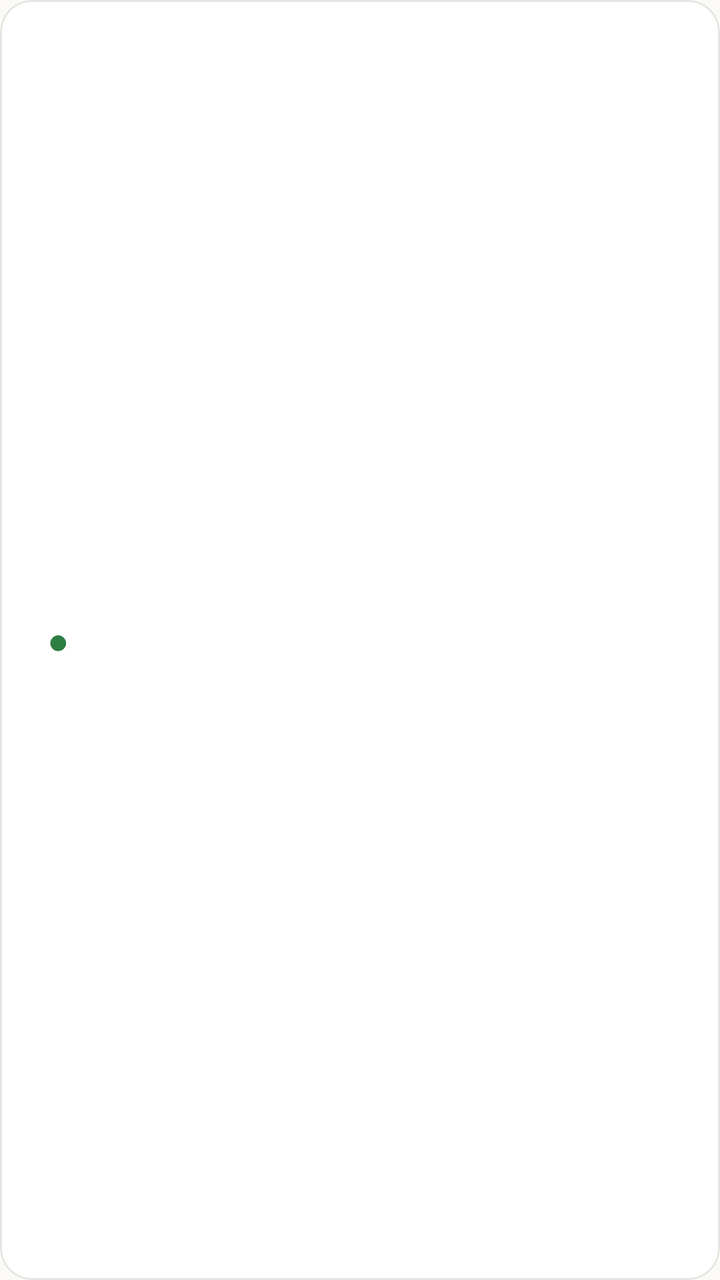
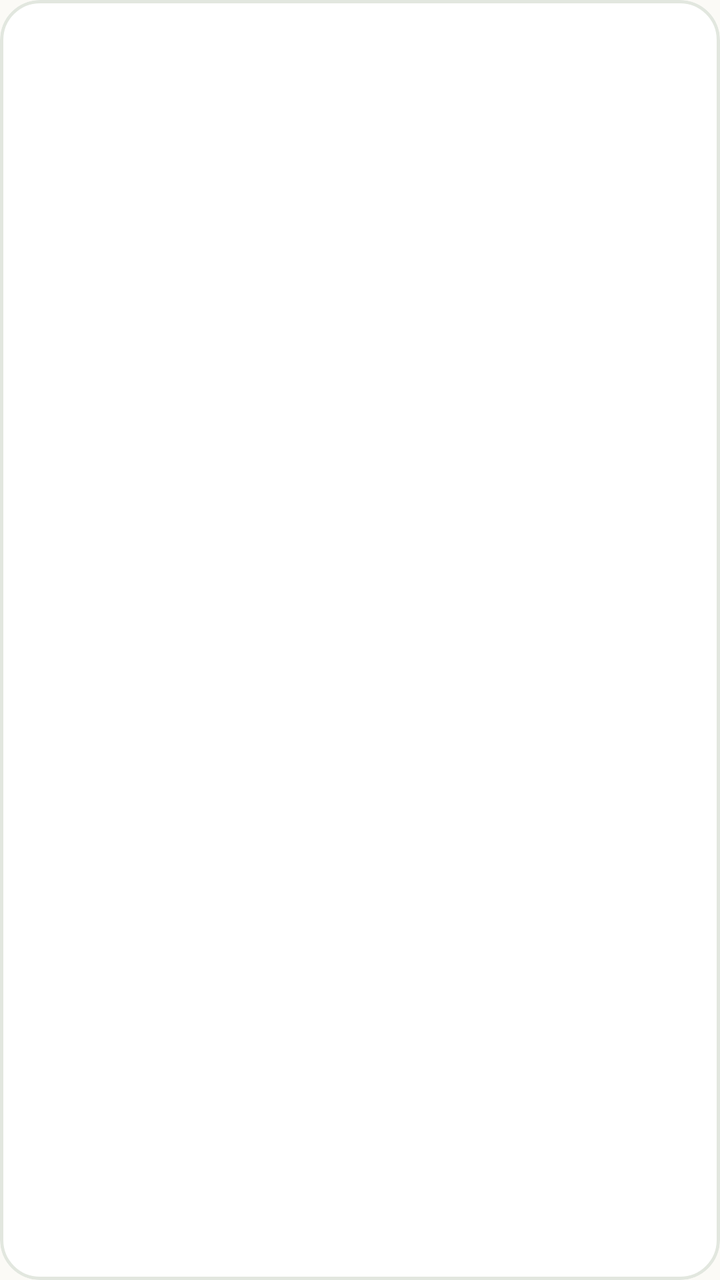

Screens rendered from an Android XML layout before and after an edit, with the pre-edit source and the edit as a unified diff.
<!-- AndroidManifest.xml: application theme Theme.Masrouf1 -->
<!-- res/layout/item_category.xml -->
<?xml version="1.0" encoding="utf-8"?>
<com.google.android.material.card.MaterialCardView xmlns:android="http://schemas.android.com/apk/res/android" xmlns:app="http://schemas.android.com/apk/res-auto" android:layout_width="match_parent" android:layout_height="76dp" android:layout_margin="5dp" app:cardBackgroundColor="@color/alabaster" app:cardCornerRadius="16dp" app:strokeColor="@color/card_border" app:strokeWidth="1dp">
    <LinearLayout android:id="@+id/category_item_root" android:layout_width="match_parent" android:layout_height="match_parent" android:gravity="center_vertical" android:orientation="horizontal" android:paddingHorizontal="12dp">
        <TextView android:id="@+id/category_item_icon" android:layout_width="34dp" android:layout_height="34dp" android:gravity="center" android:text="●" android:textColor="@color/emerald" android:textSize="18sp" />
        <LinearLayout android:layout_width="0dp" android:layout_height="wrap_content" android:layout_weight="1" android:orientation="vertical">
            <TextView android:id="@+id/category_item_name" android:layout_width="match_parent" android:layout_height="wrap_content" android:textColor="@color/forest" android:textStyle="bold" />
            <TextView android:id="@+id/category_item_status" android:layout_width="match_parent" android:layout_height="wrap_content" android:textColor="@color/muted_green" android:textSize="11sp" />
        </LinearLayout>
        <TextView android:id="@+id/category_item_check" android:layout_width="wrap_content" android:layout_height="wrap_content" android:textColor="@color/emerald" android:textSize="18sp" />
    </LinearLayout>
</com.google.android.material.card.MaterialCardView>
<!-- resources referenced by this layout -->
<resources>
  <color name="alabaster">#FFFFFF</color>
  <color name="card_border">#E2E7DF</color>
  <color name="emerald">#2E7D43</color>
  <color name="forest">#112B28</color>
  <color name="muted_green">#61746D</color>
  <style name="Theme.Masrouf1" parent="Base.Theme.Masrouf1" />
  <style name="Base.Theme.Masrouf1" parent="Theme.Material3.DayNight.NoActionBar">
          <item name="colorPrimary">@color/forest</item>
          <item name="colorOnPrimary">@color/alabaster</item>
          <item name="colorSecondary">@color/emerald</item>
          <item name="colorOnSecondary">@color/alabaster</item>
          <item name="android:colorAccent">@color/emerald</item>
          <item name="android:windowLightStatusBar">true</item>
          <item name="android:statusBarColor">@color/cream</item>
          <item name="android:navigationBarColor">@color/cream</item>
          <item name="android:windowBackground">@color/cream</item>
      </style>
  <color name="cream">#FBFAF6</color>
</resources>

<!-- the commit's change to res/layout/item_category.xml (unified diff, before → after) -->
@@ -1,9 +1,9 @@
 <?xml version="1.0" encoding="utf-8"?>
-<com.google.android.material.card.MaterialCardView xmlns:android="http://schemas.android.com/apk/res/android" xmlns:app="http://schemas.android.com/apk/res-auto" android:layout_width="match_parent" android:layout_height="76dp" android:layout_margin="5dp" app:cardBackgroundColor="@color/alabaster" app:cardCornerRadius="16dp" app:strokeColor="@color/card_border" app:strokeWidth="1dp">
-    <LinearLayout android:id="@+id/category_item_root" android:layout_width="match_parent" android:layout_height="match_parent" android:gravity="center_vertical" android:orientation="horizontal" android:paddingHorizontal="12dp">
-        <TextView android:id="@+id/category_item_icon" android:layout_width="34dp" android:layout_height="34dp" android:gravity="center" android:text="●" android:textColor="@color/emerald" android:textSize="18sp" />
+<com.google.android.material.card.MaterialCardView xmlns:android="http://schemas.android.com/apk/res/android" xmlns:app="http://schemas.android.com/apk/res-auto" android:layout_width="match_parent" android:layout_height="88dp" android:layout_margin="5dp" app:cardBackgroundColor="@color/alabaster" app:cardCornerRadius="@dimen/radius_card" app:strokeColor="@color/card_border" app:strokeWidth="@dimen/stroke_card">
+    <LinearLayout android:id="@+id/category_item_root" android:layout_width="match_parent" android:layout_height="match_parent" android:gravity="center_vertical" android:orientation="horizontal" android:layoutDirection="locale" android:paddingHorizontal="12dp">
+        <ImageView android:id="@+id/category_item_icon" android:layout_width="32dp" android:layout_height="32dp" android:contentDescription="@null" android:scaleType="fitCenter" />
         <LinearLayout android:layout_width="0dp" android:layout_height="wrap_content" android:layout_weight="1" android:orientation="vertical">
-            <TextView android:id="@+id/category_item_name" android:layout_width="match_parent" android:layout_height="wrap_content" android:textColor="@color/forest" android:textStyle="bold" />
+            <TextView android:id="@+id/category_item_name" android:layout_width="match_parent" android:layout_height="wrap_content" android:maxLines="2" android:ellipsize="end" android:textSize="14sp" android:textColor="@color/forest" android:textStyle="bold" />
             <TextView android:id="@+id/category_item_status" android:layout_width="match_parent" android:layout_height="wrap_content" android:textColor="@color/muted_green" android:textSize="11sp" />
         </LinearLayout>
         <TextView android:id="@+id/category_item_check" android:layout_width="wrap_content" android:layout_height="wrap_content" android:textColor="@color/emerald" android:textSize="18sp" />
<!-- resource entries referenced after the edit -->
@@ -5,6 +5,8 @@
   <color name="emerald">#2E7D43</color>
   <color name="forest">#112B28</color>
   <color name="muted_green">#61746D</color>
+  <dimen name="radius_card">20dp</dimen>
+  <dimen name="stroke_card">1.5dp</dimen>
   <style name="Theme.Masrouf1" parent="Base.Theme.Masrouf1" />
   <style name="Base.Theme.Masrouf1" parent="Theme.Material3.DayNight.NoActionBar">
           <item name="colorPrimary">@color/forest</item>
